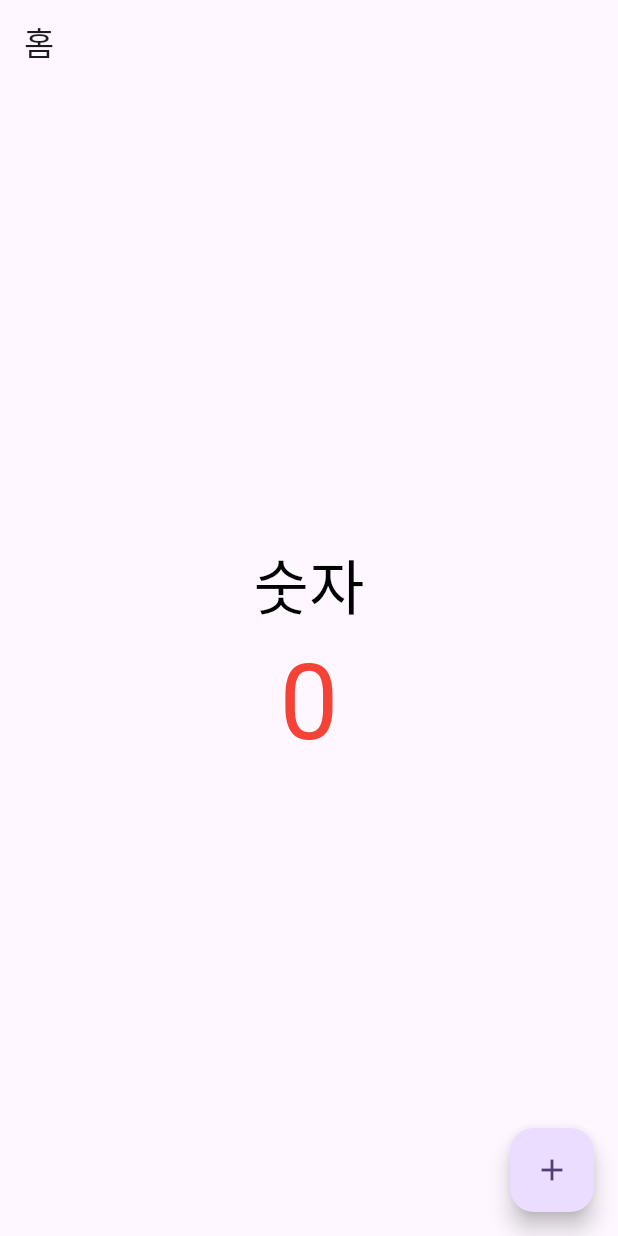
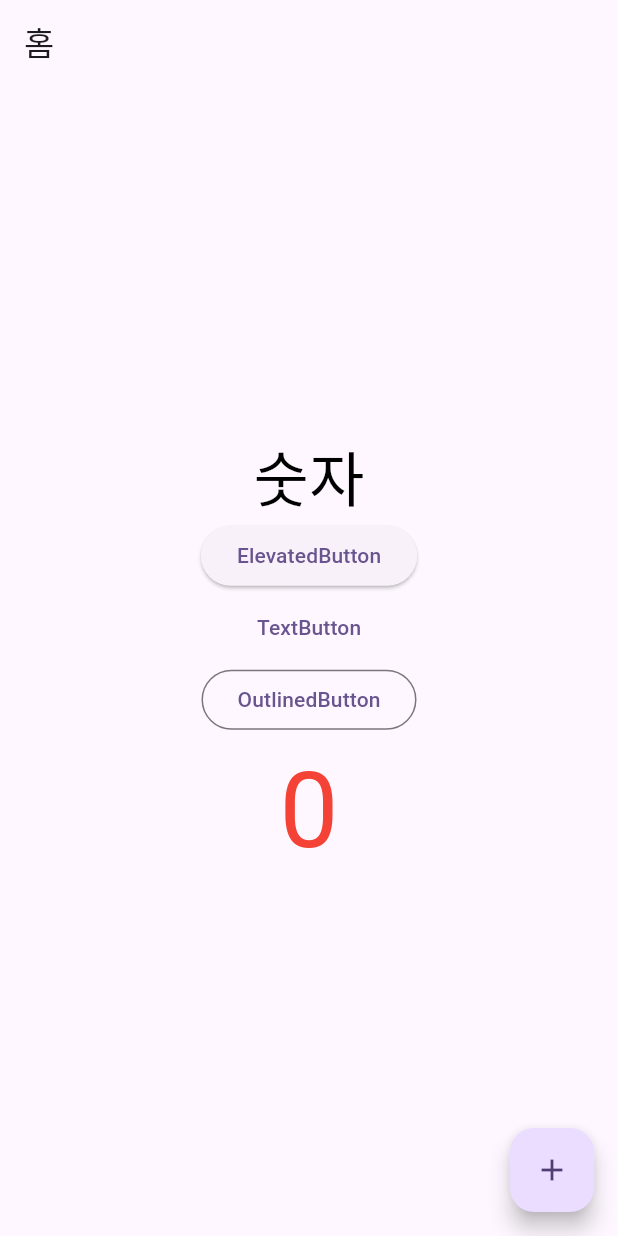
Before and after one commit to yeondooo/first_flutter_app, a Flutter app: the screen it shows after launch, on a phone screen of 412 x 824 dp. Run offline on Flutter 3.47's test engine with Material 2 defaults, Android fonts, the phone set to English and light mode, and no system bars.

Commit message:
020. 여러가지 버튼

```diff
--- a/lib/main.dart
+++ b/lib/main.dart
@@ -63,6 +63,20 @@ class _MyHomePageState extends State<MyHomePage> {
                 fontSize: 40,
               ),
             ),
+            ElevatedButton(
+              onPressed: () {
+                print('ElevatedButton');
+              },
+              child: Text('ElevatedButton'),
+            ),
+            TextButton(
+              onPressed: () {},
+              child: Text('TextButton'),
+            ),
+            OutlinedButton(
+              onPressed: () {},
+              child: Text('OutlinedButton'),
+            ),
             Text(
               '$count',
               style: TextStyle(
```
